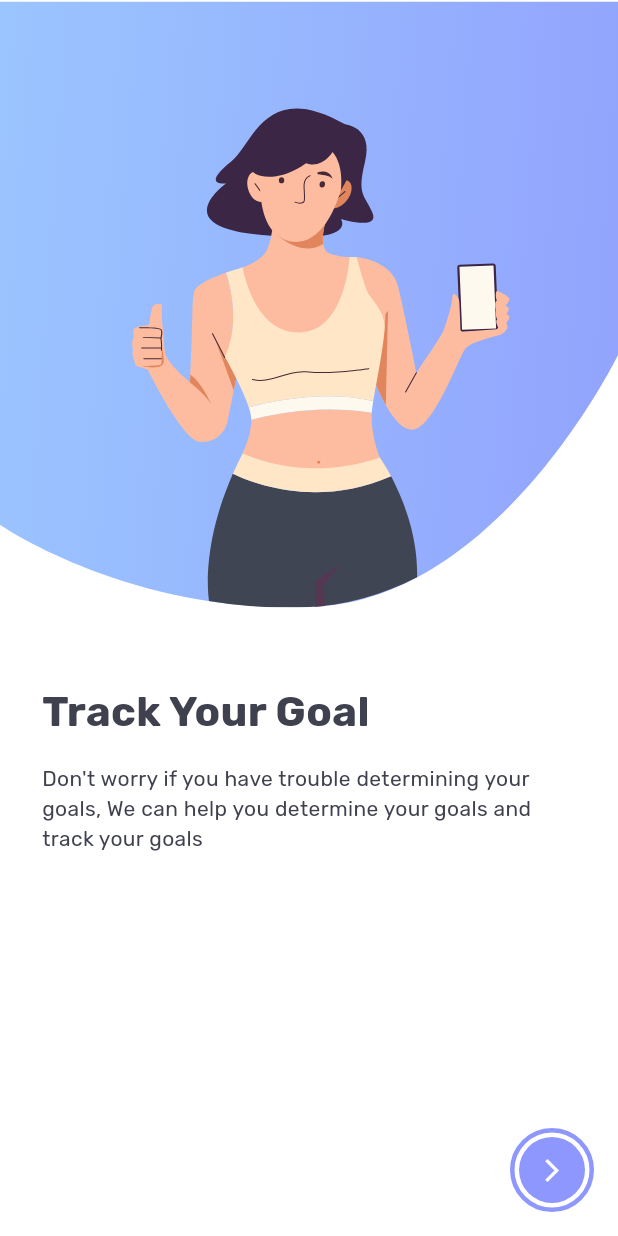
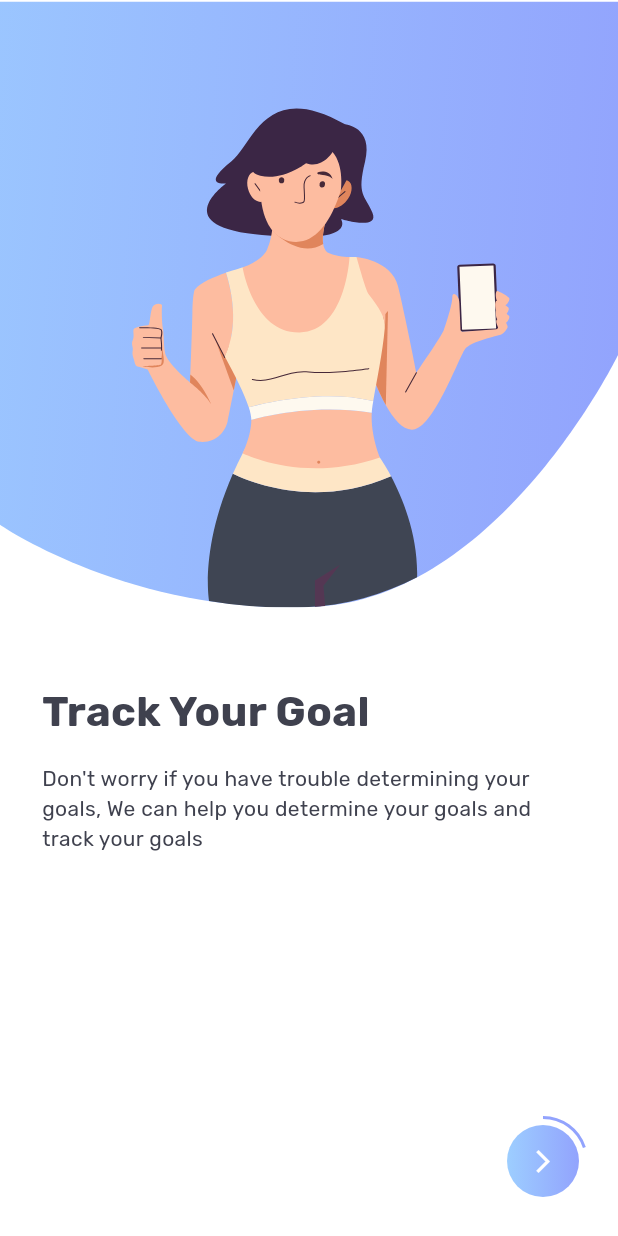
Before and after one commit to AliGad17611/minders, a Flutter app: the Onboarding screen opened directly, on a phone screen of 412 x 824 dp. Run offline on Flutter 3.47's test engine with Material 3 defaults, Android fonts, the light colour scheme and no system bars; drawn by our look-alikes of percent_indicator; our stand-ins replace flutter_svg, google_fonts; missing offline and left inert: time_picker_spinner.

Commit message:
finish onboarding

```diff
--- a/lib/core/utils/themes/app_colors.dart
+++ b/lib/core/utils/themes/app_colors.dart
@@ -6,6 +6,7 @@ class AppColors {
   static const Color purpleMain = Color(0xff4D57C8);
   static const Color purpleAccent = Color(0xff8E97FD);
   static const Color purpleSecondary = Color(0xff92A3FD);
+
   static const Color babyBlue = Color(0xff9DCEFF);
 
   static const Color choiceButtonColor = Color(0xff7889DF);
@@ -23,5 +24,8 @@ class AppColors {
   static const Color shadedBlackTextColors = Color(0xff3F414E);
   static const Color tertiaryTextColors = Color(0xffA1A4B2);
 
+  static const Color purpleGradient1 = Color(0xff9dceff);
+  static const Color purpleGradient2 = Color(0xff92A3FD);
+
   static const Color errorTextColors = Color(0xFF990000);
 }
--- a/lib/features/registration/login_screen/login_screen.dart
+++ b/lib/features/registration/login_screen/login_screen.dart
@@ -20,9 +20,7 @@ class LoginScreen extends StatelessWidget {
         onSubmit: () {
           Navigator.pushAndRemoveUntil(
             context,
-            MaterialPageRoute(
-              builder: (context) => Onboarding(),
-            ),
+            MaterialPageRoute(builder: (context) => Onboarding()),
             (route) => false,
           );
         },
--- a/lib/features/registration/onboarding/onboarding.dart
+++ b/lib/features/registration/onboarding/onboarding.dart
@@ -4,6 +4,7 @@ import 'package:minders/core/utils/assets/app_frames.dart';
 import 'package:minders/core/utils/themes/app_colors.dart';
 import 'package:minders/core/utils/themes/app_text_styles.dart';
 import 'package:minders/features/creating_habit/views/morning_view.dart';
+import 'package:percent_indicator/circular_percent_indicator.dart';
 
 class Onboarding extends StatefulWidget {
   const Onboarding({super.key});
@@ -63,47 +64,21 @@ class _OnboardingState extends State<Onboarding> with TickerProviderStateMixin {
   Widget build(BuildContext context) {
     return Scaffold(
       backgroundColor: AppColors.whiteBackgroundColor,
-      floatingActionButton: FloatingActionButton(
-        splashColor: Colors.transparent,
-        highlightElevation: 0,
-        hoverElevation: 0,
-        shape: CircleBorder(
-          eccentricity: 0.5,
-          side: BorderSide(
-            color: AppColors.purpleAccent,
-            width: 3,
-            style: BorderStyle.solid,
-          ),
-        ),
-        elevation: 0,
-        backgroundColor: Colors.transparent,
-        onPressed: _nextPage,
-        child: Container(
-          margin: EdgeInsets.all(6),
-          decoration: BoxDecoration(
-            shape: BoxShape.circle,
-            color: AppColors.purpleAccent,
-          ),
-          child: Center(
-            child: Icon(
-              Icons.arrow_forward_ios,
-              size: 18,
-              color: AppColors.whiteTextColors,
-            ),
-          ),
-        ),
-      ),
+      // floatingActionButton: _floatingButton(),
       body: AnimatedBuilder(
         animation: _animationController,
         builder: (context, child) {
           return Stack(
             children: [
-              // Current page
+              Positioned(
+                bottom: 20,
+                right: 20,
+                child: _floatingActionButton(),
+              ),
               SlideTransition(
                 position: _slideAnimation,
                 child: _onboardingContent(currentIndex),
               ),
-              // Next page sliding in from right
               if (_animationController.isAnimating)
                 SlideTransition(
                   position: Tween<Offset>(
@@ -118,6 +93,43 @@ class _OnboardingState extends State<Onboarding> with TickerProviderStateMixin {
             ],
           );
         },
+      ),
+    );
+  }
+
+  CircularPercentIndicator _floatingActionButton() {
+    return CircularPercentIndicator(
+      animation: true,
+      addAutomaticKeepAlive: true,
+      animateFromLastPercent: true,
+      animationDuration: 400,
+      radius: 30.0,
+      lineWidth: 2.0,
+      percent: (currentIndex + 1) / 5,
+      backgroundColor: Colors.transparent,
+      progressColor: AppColors.purpleGradient2,
+      center: InkWell(
+        onTap: _nextPage,
+        borderRadius: BorderRadius.circular(30),
+        child: Container(
+          margin: EdgeInsets.all(6),
+          decoration: BoxDecoration(
+            shape: BoxShape.circle,
+            gradient: LinearGradient(
+              colors: [
+                AppColors.purpleGradient1,
+                AppColors.purpleGradient2,
+              ],
+            ),
+          ),
+          child: Center(
+            child: Icon(
+              Icons.arrow_forward_ios,
+              size: 18,
+              color: AppColors.whiteTextColors,
+            ),
+          ),
+        ),
       ),
     );
   }
--- a/lib/features/registration/splash/get_started_screen.dart
+++ b/lib/features/registration/splash/get_started_screen.dart
@@ -47,8 +47,7 @@ class GetStartedScreen extends StatelessWidget {
                               Navigator.push(
                                 context,
                                 MaterialPageRoute(
-                                  builder: (context) => const LoginScreen(),
-                                ),
+                                    builder: (context) => const LoginScreen()),
                               );
                             },
                           ),
--- a/pubspec.yaml
+++ b/pubspec.yaml
@@ -36,6 +36,8 @@ dependencies:
   google_fonts: ^6.3.0
   time_picker_spinner: ^1.0.2
   animations: ^2.0.11
+  introduction_screen: ^4.0.0
+  percent_indicator: ^4.2.5
 
 
 dev_dependencies:
```
Also changed, not shown: pubspec.lock.
